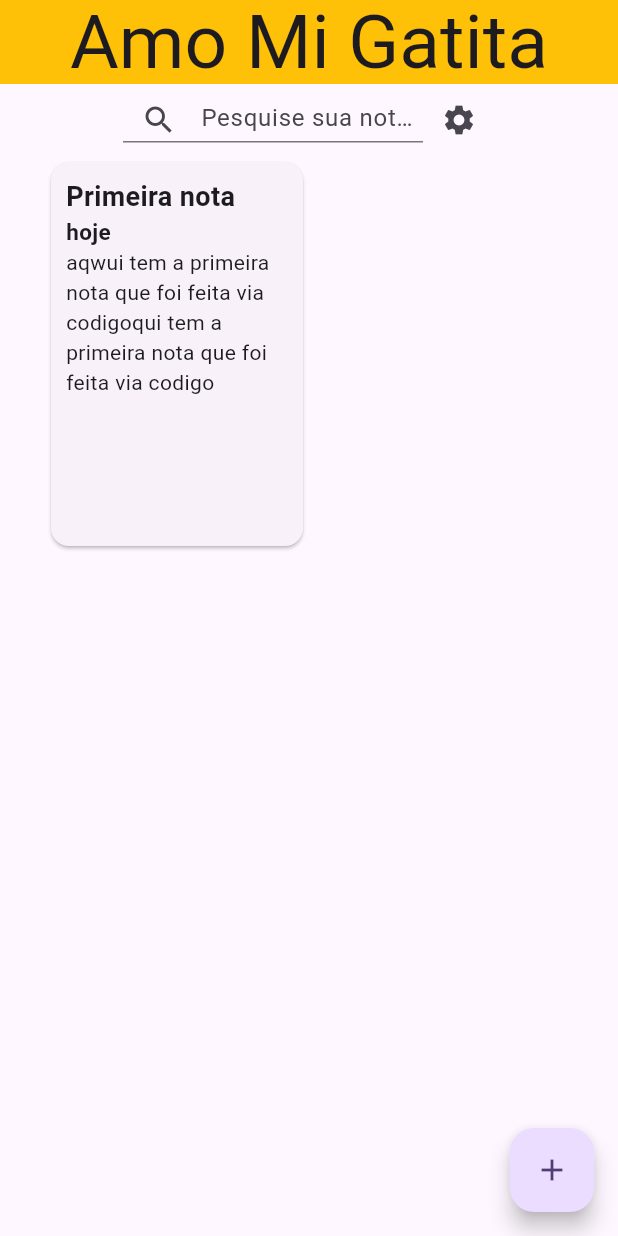
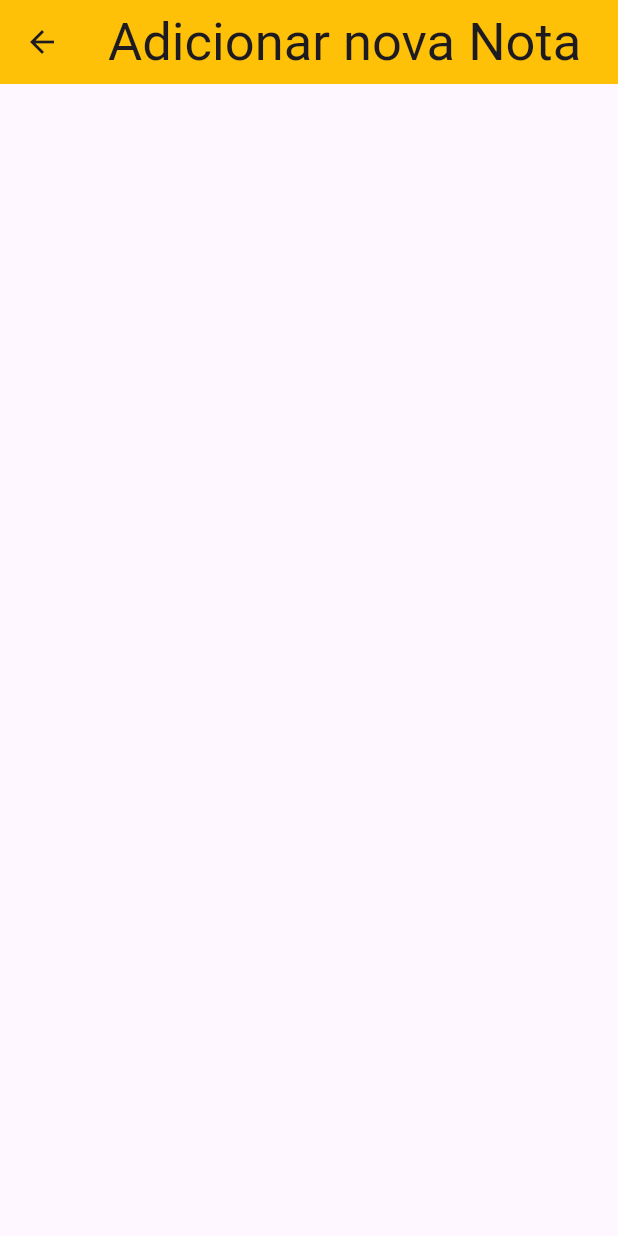
Before and after one commit to Andravi/note_app, a Flutter app: the screen it shows after launch, after a tap on the "add" icon, on a phone screen of 412 x 824 dp. Run offline on Flutter 3.47's test engine with Material 2 defaults, Android fonts, the phone set to English and light mode, and no system bars.

Commit message:
seems going good

```diff
--- a/lib/Repositories/note_repository.dart
+++ b/lib/Repositories/note_repository.dart
@@ -8,5 +8,6 @@ class NotasRepository {
       data: 'hoje',
       cor: 'rosa',
     ),
+
   ];
 }
--- a/lib/main.dart
+++ b/lib/main.dart
@@ -1,6 +1,7 @@
 import 'package:flutter/material.dart';
 import 'package:flutter_application_1/Model/note_model.dart';
 import 'package:flutter_application_1/Repositories/note_repository.dart';
+import 'package:flutter_application_1/pages/new_note_page.dart';
 
 void main() {
   runApp(const MyApp());
@@ -135,7 +136,21 @@ class _MyHomePageState extends State<MyHomePage> {
       ]),
       floatingActionButton: FloatingActionButton(
         onPressed: () {
-          setState(() {});
+          // setState(() {
+          //   notas.add(
+          //     Note(
+          //       titulo: 'Segunda nota',
+          //       corpo: 'Se tudo deu cert deve ter algo aqui',
+          //       data: 'Agora',
+          //       cor: 'rosa',
+          //     ),
+          //   );
+          // });
+          Navigator.push(
+              context,
+              MaterialPageRoute(
+                builder: (context) => const NewNotePage(),
+              ));
         },
         tooltip: 'Increment',
         child: const Icon(Icons.add),
--- /dev/null
+++ b/lib/pages/new_note_page.dart
@@ -0,0 +1,29 @@
+import 'package:flutter/material.dart';
+
+class NewNotePage extends StatefulWidget {
+  const NewNotePage({Key? key}) : super(key: key);
+
+  @override
+  // ignore: library_private_types_in_public_api
+  _NewNotePageState createState() => _NewNotePageState();
+}
+
+class _NewNotePageState extends State<NewNotePage> {
+  @override
+  Widget build(BuildContext context) {
+    return Scaffold(
+      appBar: AppBar(
+        backgroundColor: Colors.amber,
+        title: const Text(
+          'Adicionar nova Nota',
+          style: TextStyle(fontSize: 35),
+        ),
+      ),
+      body: const Column(
+        children: [
+
+        ],
+      ),
+    );
+  }
+}
```
